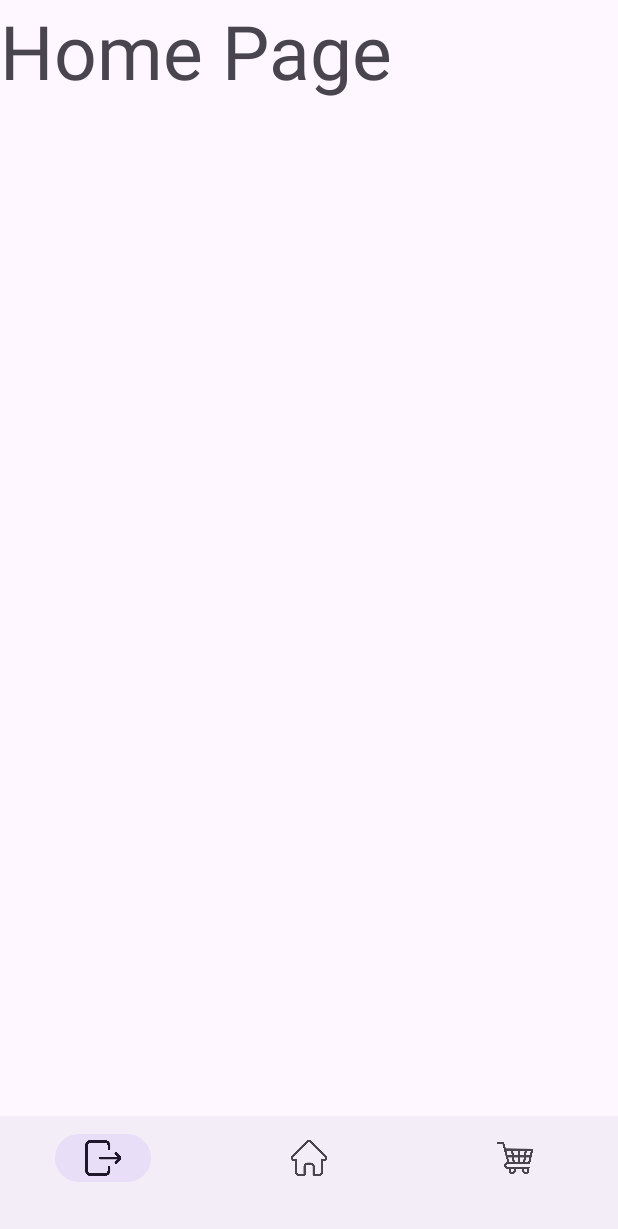
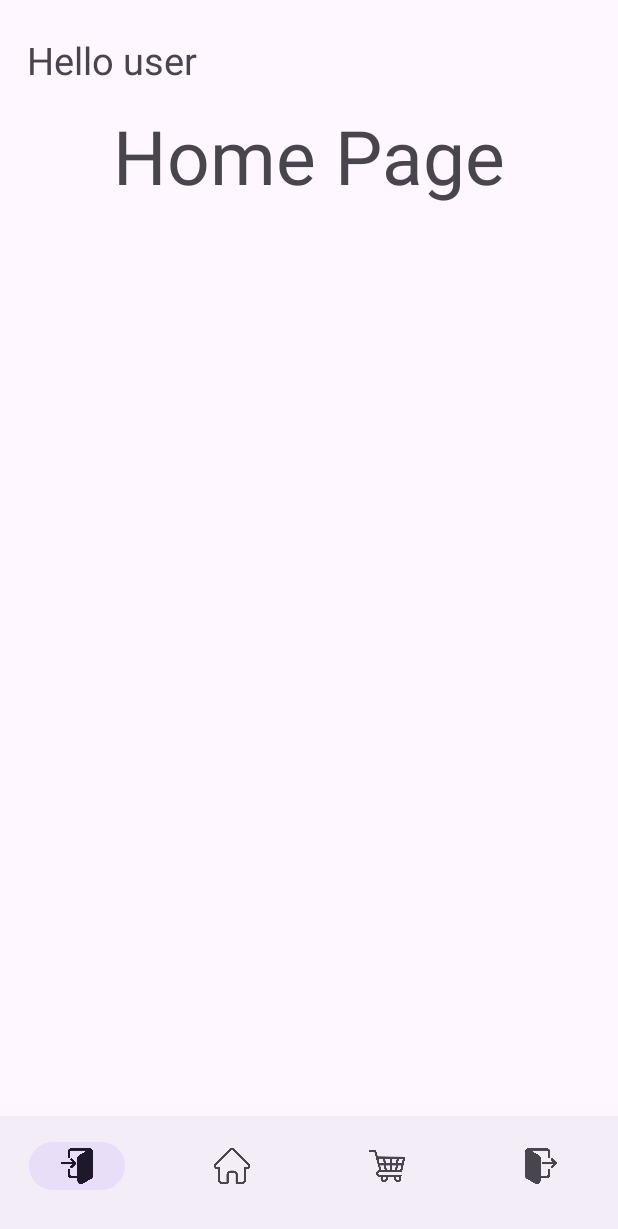
Before and after one commit to Ahmed-18A/menu, an Android app: the layout activity_main.xml on its own in the app's theme, with its tools: preview values and no code run, on a phone screen of 412 x 824 dp. Shown: the top 1229 px of the screen. Run offline under Robolectric (Android 15) with nearby library versions, the phone set to English and light mode, and no system bars.

Commit message:
last but not least

```diff
--- a/app/src/main/AndroidManifest.xml
+++ b/app/src/main/AndroidManifest.xml
@@ -13,6 +13,9 @@
         android:theme="@style/Theme.Menu_A"
         tools:targetApi="31">
         <activity
+            android:name=".dialog_custom"
+            android:exported="false" />
+        <activity
             android:name=".MainActivity2"
             android:exported="false" />
         <activity
--- a/app/src/main/res/layout/activity_main.xml
+++ b/app/src/main/res/layout/activity_main.xml
@@ -3,23 +3,37 @@
     xmlns:app="http://schemas.android.com/apk/res-auto"
     xmlns:tools="http://schemas.android.com/tools"
     android:id="@+id/main"
+    android:layoutDirection="ltr"
     android:layout_width="match_parent"
     android:layout_height="match_parent"
     tools:context=".MainActivity">
 
     <TextView
+        android:layout_marginTop="20dp"
+        android:id="@+id/text"
+        android:layout_width="150dp"
+        android:layout_height="40dp"
+        android:gravity="center"
+        android:textSize="25sp"
+        android:text="Hello user"
+        />
+    <TextView
+        android:layout_marginTop="70dp"
         android:layout_width="wrap_content"
         android:layout_height="wrap_content"
+        android:layout_alignParentTop="true"
+        android:layout_centerHorizontal="true"
         android:text="Home Page"
-        android:textSize="50sp"
-        />
+        android:textSize="50sp" />
 
     <com.google.android.material.bottomnavigation.BottomNavigationView
         android:layout_width="match_parent"
         android:layout_height="wrap_content"
         android:layout_alignParentBottom="true"
         app:menu="@menu/my_menu"
+        android:id="@+id/bottom_navigation"
+        app:labelVisibilityMode="labeled"
+        app:itemPaddingTop="17dp"
         />
 
-
 </RelativeLayout>
--- a/app/src/main/res/menu/my_menu.xml
+++ b/app/src/main/res/menu/my_menu.xml
@@ -3,8 +3,8 @@
     xmlns:app="http://schemas.android.com/apk/res-auto">
     <item
         android:title=""
-        android:icon="@drawable/exit"
-        android:id="@+id/exit"
+        android:icon="@drawable/login"
+        android:id="@+id/in"
         android:orderInCategory="10"
 
         />
@@ -21,5 +21,12 @@
         android:orderInCategory="30"
 
         />
+    <item
+        android:title=""
+        android:icon="@drawable/logout"
+        android:id="@+id/out"
+        android:orderInCategory="40"
+
+        />
 
 </menu>
```
Also changed, not shown: app/src/main/java/com/example/menu_a/MainActivity.java (+99 -26 lines), app/src/main/java/com/example/menu_a/MainActivity2.java (+13 -18 lines), app/src/main/res/layout/activity_main2.xml (+7 -0 lines), app/src/main/res/layout/custom_dialog.xml (added, +48 -0 lines), app/src/main/res/drawable/exit.png (deleted), app/src/main/res/drawable/login.png (added), app/src/main/res/drawable/logout.png (added).
